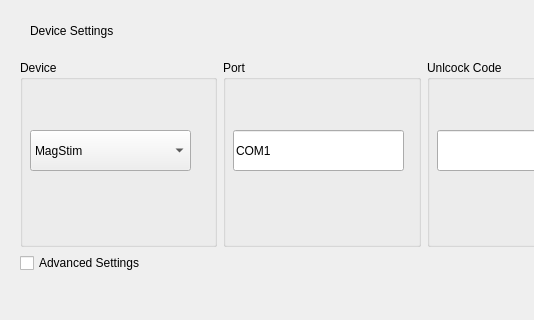
Above: applications/mne_scan/plugins/tmsneurofeedback/FormFiles/tmsgui.ui from MagCPP/mne-cpp before the change; both pictures show x 0 to 534 and y 0 to 320 of the 1096 by 905 pixel window. Below: the same form after it.
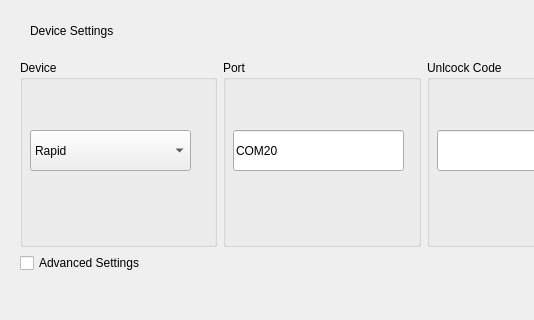
That is the form after the change.

What changed in the file:
```diff
--- a/applications/mne_scan/plugins/tmsneurofeedback/FormFiles/tmsgui.ui
+++ b/applications/mne_scan/plugins/tmsneurofeedback/FormFiles/tmsgui.ui
@@ -655,6 +655,11 @@
          <height>41</height>
         </rect>
        </property>
+       <item>
+        <property name="text">
+         <string>Rapid</string>
+        </property>
+       </item>
        <item>
         <property name="text">
          <string>MagStim</string>
@@ -688,7 +693,7 @@
         </rect>
        </property>
        <property name="text">
-        <string>COM1</string>
+        <string>COM20</string>
        </property>
       </widget>
      </widget>
```
Left out of the diff: 5 changed lines with no effect on the pictures.
